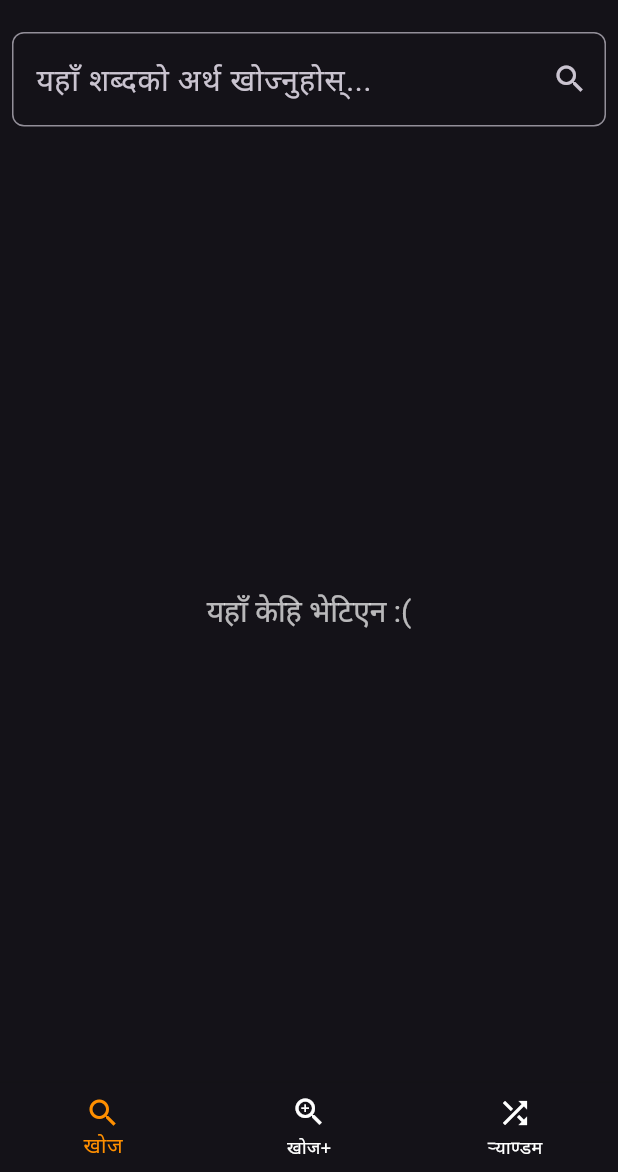
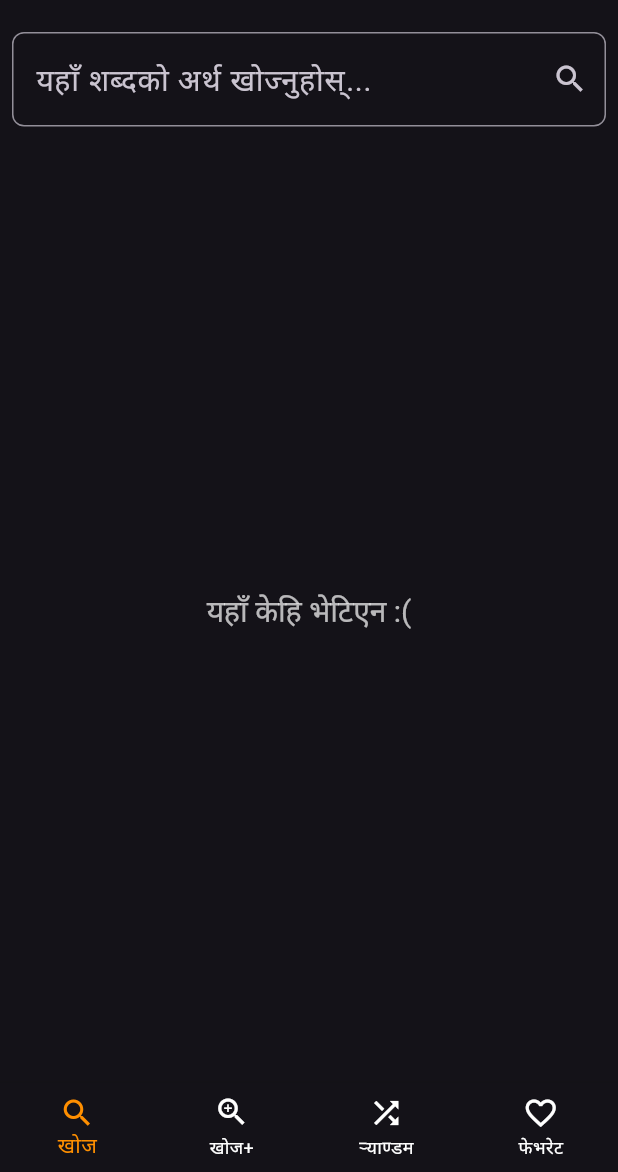
Before and after one commit to praneshp1org/SabdaSagar-Offline-Nepali-Dictionary, a Flutter app: the screen it shows after launch, on a phone screen of 412 x 824 dp, the part 64-1236 px from its top. Run offline on Flutter 3.47's test engine with Material 3 defaults, Android fonts, the phone set to English and light mode, and no system bars; our stand-ins replace font_awesome_flutter, share_plus, sqflite; accounts and stored records are empty.

Commit message:
fixed UI

```diff
--- a/lib/screens/dashboard.dart
+++ b/lib/screens/dashboard.dart
@@ -27,6 +27,7 @@ class _DashboardState extends State<Dashboard> {
     Favourites(),
     IndexScreen(),
     AboutScreen(),
+    Favourites(),
   ];
 
   void _onItemTapped(int index) {
@@ -81,6 +82,10 @@ class _DashboardState extends State<Dashboard> {
             icon: Icon(Icons.shuffle),
             label: 'र्‍याण्डम',
           ),
+          BottomNavigationBarItem(
+            icon: Icon(Icons.favorite_outline),
+            label: 'फेभरेट',
+          ),
         ],
         currentIndex: _selectedIndex < 0 ? 0 : _selectedIndex,
         selectedItemColor: _selectedIndex < 0
```
